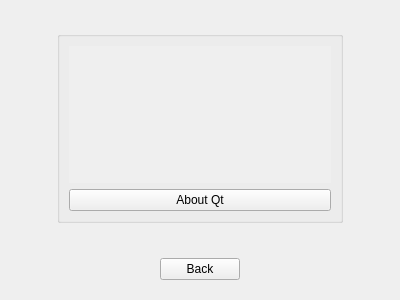
Old version of the form src/CreditsScreen.ui in the repository RemotelyChaotic/JOIPEngine.
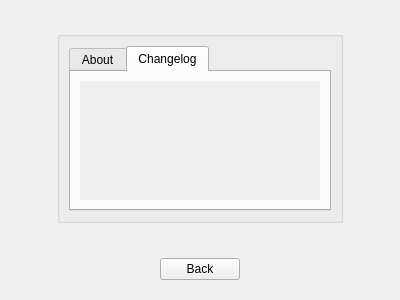
New version of the form. The open tabs and pages were chosen to show the change. Custom widgets are drawn as their Qt base class.

Commit message: Changelog is visible in-engine and was updated.

What changed in the file:
```diff
--- a/src/CreditsScreen.ui
+++ b/src/CreditsScreen.ui
@@ -21,6 +21,16 @@
      </property>
      <layout class="QVBoxLayout" name="verticalLayout">
       <item>
+       <widget class="QTabWidget" name="tabWidget">
+        <property name="currentIndex">
+         <number>0</number>
+        </property>
+        <widget class="QWidget" name="tab">
+         <attribute name="title">
+          <string>About</string>
+         </attribute>
+         <layout class="QVBoxLayout" name="verticalLayout_3">
+          <item>
        <widget class="QScrollArea" name="pScrollArea">
         <property name="frameShape">
          <enum>QFrame::NoFrame</enum>
@@ -39,11 +49,23 @@
           <rect>
            <x>0</x>
            <y>0</y>
-           <width>266</width>
-           <height>117</height>
+               <width>246</width>
+               <height>90</height>
           </rect>
          </property>
          <layout class="QVBoxLayout" name="verticalLayout_2">
+              <property name="leftMargin">
+               <number>0</number>
+              </property>
+              <property name="topMargin">
+               <number>0</number>
+              </property>
+              <property name="rightMargin">
+               <number>0</number>
+              </property>
+              <property name="bottomMargin">
+               <number>0</number>
+              </property>
           <item>
            <widget class="QLabel" name="pText">
             <property name="text">
@@ -59,10 +81,89 @@
        </widget>
       </item>
       <item>
+           <widget class="QWidget" name="widget_2" native="true">
+            <layout class="QGridLayout" name="gridLayout_2">
+             <property name="leftMargin">
+              <number>0</number>
+             </property>
+             <property name="topMargin">
+              <number>0</number>
+             </property>
+             <property name="rightMargin">
+              <number>0</number>
+             </property>
+             <property name="bottomMargin">
+              <number>0</number>
+             </property>
+             <item row="1" column="0">
        <widget class="QPushButton" name="pAboutQtButton">
         <property name="text">
          <string>About Qt</string>
         </property>
+              </widget>
+             </item>
+            </layout>
+           </widget>
+          </item>
+         </layout>
+        </widget>
+        <widget class="QWidget" name="tab_2">
+         <attribute name="title">
+          <string>Changelog</string>
+         </attribute>
+         <layout class="QVBoxLayout" name="verticalLayout_5">
+          <item>
+           <widget class="QScrollArea" name="pScrollArea_2">
+            <property name="frameShape">
+             <enum>QFrame::NoFrame</enum>
+            </property>
+            <property name="frameShadow">
+             <enum>QFrame::Plain</enum>
+            </property>
+            <property name="lineWidth">
+             <number>0</number>
+            </property>
+            <property name="widgetResizable">
+             <bool>true</bool>
+            </property>
+            <widget class="QWidget" name="scrollAreaWidgetContentsChangelog">
+             <property name="geometry">
+              <rect>
+               <x>0</x>
+               <y>0</y>
+               <width>246</width>
+               <height>119</height>
+              </rect>
+             </property>
+             <layout class="QVBoxLayout" name="verticalLayout_4">
+              <property name="leftMargin">
+               <number>0</number>
+              </property>
+              <property name="topMargin">
+               <number>0</number>
+              </property>
+              <property name="rightMargin">
+               <number>0</number>
+              </property>
+              <property name="bottomMargin">
+               <number>0</number>
+              </property>
+              <item>
+               <widget class="QLabel" name="pTextChangelog">
+                <property name="text">
+                 <string/>
+                </property>
+                <property name="alignment">
+                 <set>Qt::AlignCenter</set>
+                </property>
+               </widget>
+              </item>
+             </layout>
+            </widget>
+           </widget>
+          </item>
+         </layout>
+        </widget>
        </widget>
       </item>
      </layout>
```
Left out of the diff: 4 changed lines with no effect on the pictures. Lines whose indentation alone changed are shown as unchanged. The commit also changes 5 other files.
